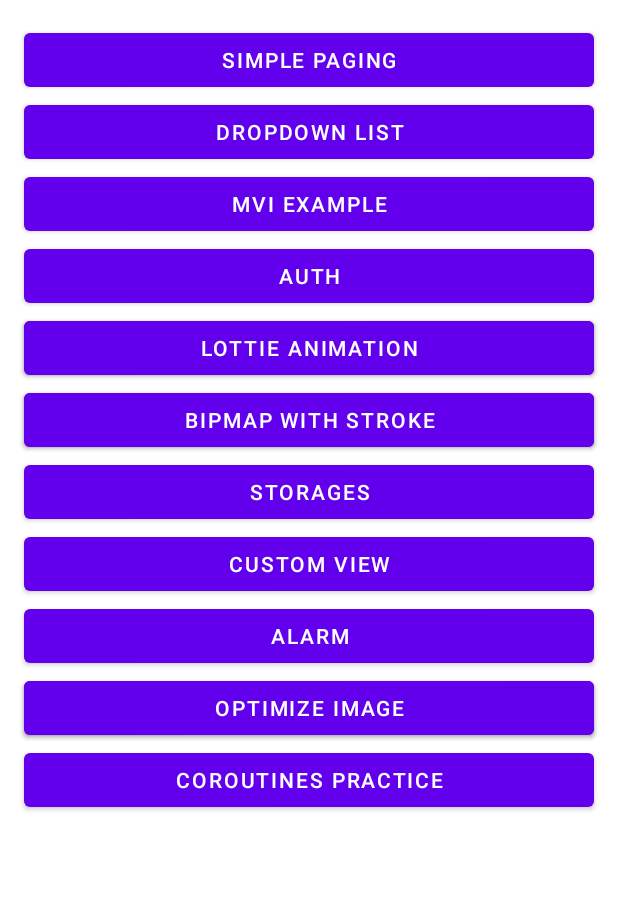
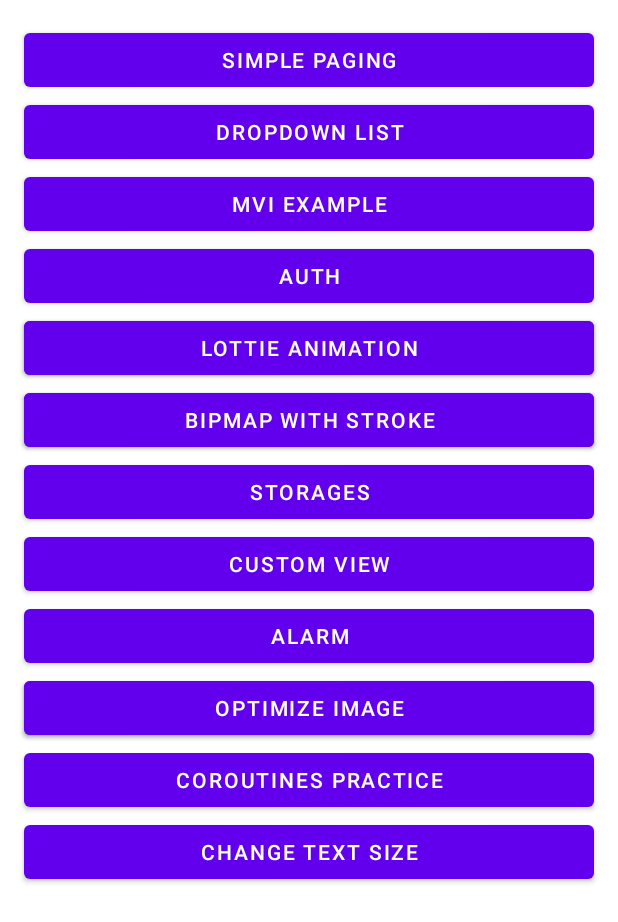
Before and after one commit to git-cdv/BestPractices, an Android app: the screen it shows after launch (MainActivity), on a phone screen of 412 x 824 dp. Shown: the top 922 px of the screen. Run offline under Robolectric (Android 15) with nearby library versions, the phone set to English and light mode, and no system bars; our stand-ins replace Dagger/Hilt's generated code.

Commit message:
Change Text Size all App

```diff
--- a/app/src/main/java/com/chkan/bestpractices/main/MainActivity.kt
+++ b/app/src/main/java/com/chkan/bestpractices/main/MainActivity.kt
@@ -1,5 +1,8 @@
 package com.chkan.bestpractices.main
 
+import android.content.Context
+import android.content.SharedPreferences
+import android.content.res.Configuration
 import androidx.appcompat.app.AppCompatActivity
 import android.os.Bundle
 import androidx.navigation.NavController
@@ -12,6 +15,16 @@
 
     private var navController: NavController? = null
 
+    lateinit var fontSizeManager: FontSizeManager
+
+    override fun attachBaseContext(newBase: Context) {
+        fontSizeManager = FontSizeManager(newBase.prefs())
+        val newConfig = Configuration(newBase.resources.configuration)
+        newConfig.fontScale = fontSizeManager.fontSize.scale
+        applyOverrideConfiguration(newConfig)
+        super.attachBaseContext(newBase)
+    }
+
     override fun onCreate(savedInstanceState: Bundle?) {
         super.onCreate(savedInstanceState)
         setContentView(R.layout.activity_main)
@@ -21,4 +34,38 @@
 
         navController = host.navController
     }
+
+    fun updateFontSize(fontSize: FontSize) {
+        fontSizeManager.fontSize = fontSize
+        recreate()
+    }
 }
+
+fun Context.prefs(): SharedPreferences = getSharedPreferences("main_prefs", Context.MODE_PRIVATE)
+
+class FontSizeManager(private val prefs: SharedPreferences) {
+
+    private val unsetFontSizeValue = -1f
+
+    var fontSize: FontSize
+        get() {
+            val scale = prefs.getFloat("font_scale", unsetFontSizeValue)
+            return if (scale == unsetFontSizeValue) {
+                FontSize.DEFAULT
+            } else {
+                FontSize.values().first { fontSize -> fontSize.scale == scale }
+            }
+        }
+        set(value) {
+            prefs.edit()
+                .putFloat("font_scale", value.scale)
+                .apply()
+        }
+
+}
+
+enum class FontSize(val scale: Float) {
+    SMALL(0.7f),
+    DEFAULT(1.0f),
+    LARGE(1.3f)
+}
--- a/app/src/main/java/com/chkan/bestpractices/main/MenuFragment.kt
+++ b/app/src/main/java/com/chkan/bestpractices/main/MenuFragment.kt
@@ -59,6 +59,9 @@
             btnCoroutinesPractice.setOnClickListener {
                 findNavController().navigate(R.id.action_menuFragment_to_coroutinesFragment)
             }
+            btnChangeTextSize.setOnClickListener {
+                findNavController().navigate(R.id.action_menuFragment_to_fontSizeFragment)
+            }
         }
     }
 
--- a/app/src/main/res/layout/fragment_menu.xml
+++ b/app/src/main/res/layout/fragment_menu.xml
@@ -162,4 +162,15 @@
         app:layout_constraintStart_toStartOf="parent"
         app:layout_constraintTop_toBottomOf="@+id/btn_optimaze" />
 
+    <com.google.android.material.button.MaterialButton
+        android:id="@+id/btn_change_text_size"
+        android:layout_width="match_parent"
+        android:layout_height="wrap_content"
+        android:layout_marginHorizontal="16dp"
+        android:layout_marginBottom="32dp"
+        android:text="Change text size"
+        app:layout_constraintEnd_toEndOf="parent"
+        app:layout_constraintStart_toStartOf="parent"
+        app:layout_constraintTop_toBottomOf="@+id/btn_coroutines_practice" />
+
 </androidx.constraintlayout.widget.ConstraintLayout>
--- a/app/src/main/res/navigation/main_graph.xml
+++ b/app/src/main/res/navigation/main_graph.xml
@@ -55,6 +55,9 @@
         <action
             android:id="@+id/action_menuFragment_to_coroutinesFragment"
             app:destination="@id/coroutinesFragment" />
+        <action
+            android:id="@+id/action_menuFragment_to_fontSizeFragment"
+            app:destination="@id/fontSizeFragment" />
     </fragment>
     <fragment
         android:id="@+id/coroutinesFragment"
@@ -124,4 +127,8 @@
         android:id="@+id/coroutinesExampleFragment"
         android:name="com.chkan.bestpractices.coroutines.CoroutinesExampleFragment"
         android:label="CoroutinesExampleFragment" />
+    <fragment
+        android:id="@+id/fontSizeFragment"
+        android:name="com.chkan.bestpractices.change_text_size.FontSizeFragment"
+        android:label="fontSizeFragment" />
 </navigation>
```
Also changed, not shown: app/src/main/java/com/chkan/bestpractices/change_text_size/FontSizeFragment.kt (added, +27 -0 lines), app/src/main/res/layout/fragment_font_size.xml (added, +66 -0 lines).
